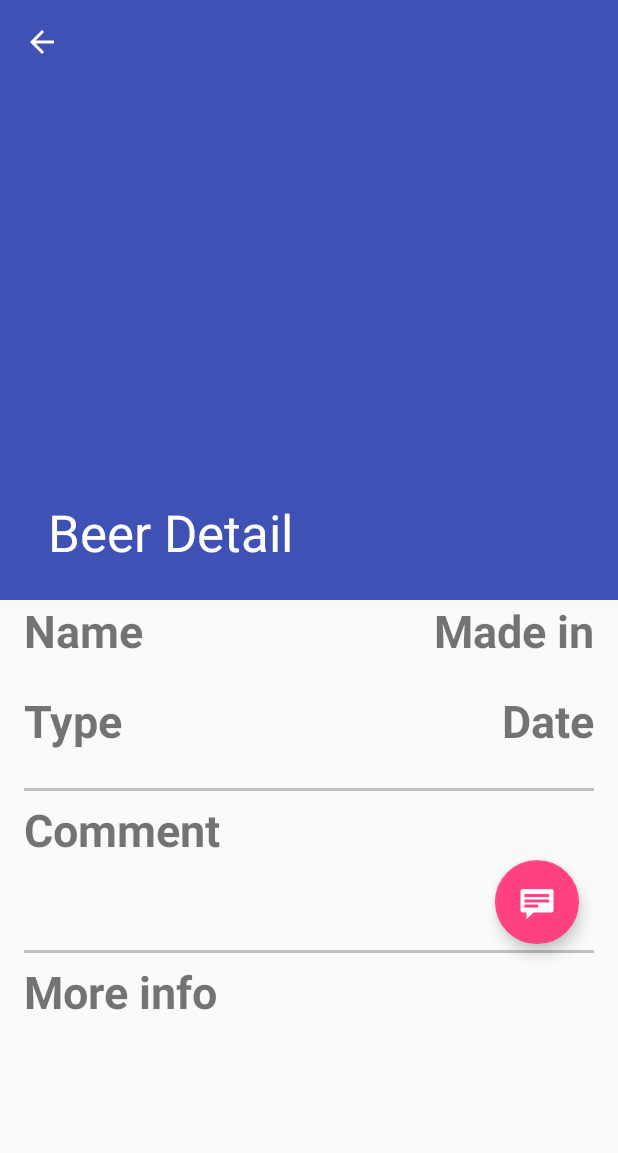
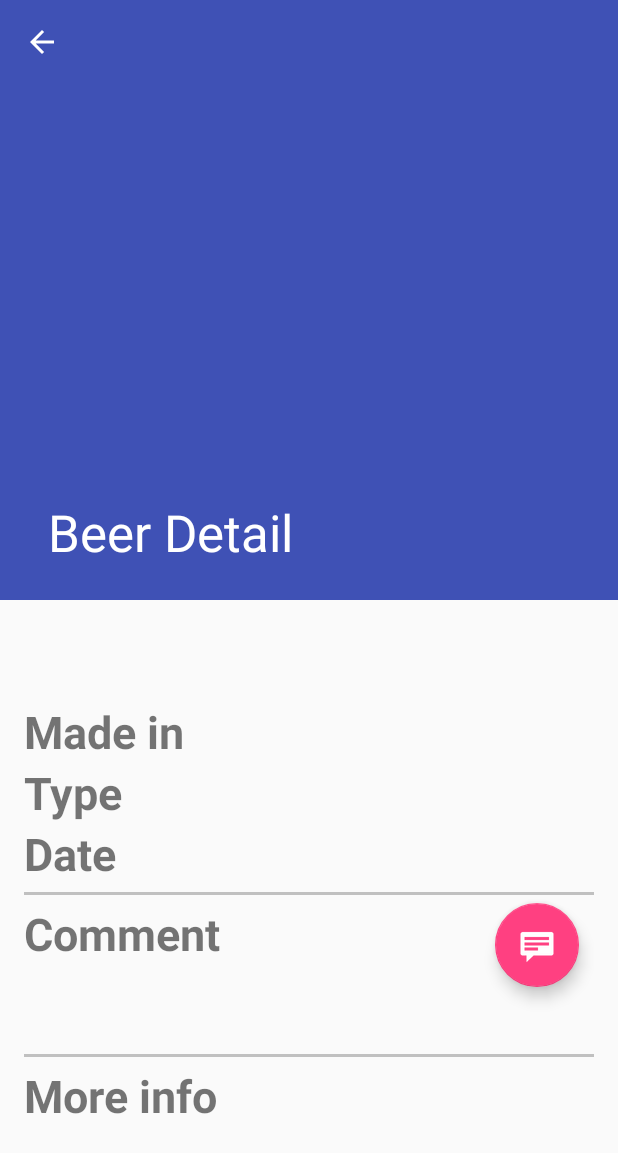
Before and after one commit to juan-filgueiras-rilo/IPM-P2, an Android app: the BeerDetailActivity screen opened directly, with no data from a screen before it, on a phone screen of 412 x 824 dp. Shown: the top 1153 px of the screen. Run offline under Robolectric (Android 15) with nearby library versions, the phone set to English and light mode, and no system bars; libraries missing offline, so code that uses them is left out: com.google.api.client, com.google.api.services, com.nostra13.universalimageloader; 7 statements that could not run were skipped.

Commit message:
cambiada la distribución visual de los detalles de una cerveza

```diff
--- a/Beers/app/src/main/java/es/udc/fic/ipm/beers/BeerDetailFragment.java
+++ b/Beers/app/src/main/java/es/udc/fic/ipm/beers/BeerDetailFragment.java
@@ -60,6 +60,7 @@ public class BeerDetailFragment extends Fragment {
     private static final String[] SCOPES = {SheetsScopes.SPREADSHEETS};
     ViewGroup viewGroup;
     ProgressBar mProgress;
+    private int previousETHeight = 0;
 
     /**
      * Mandatory empty constructor for the fragment manager to instantiate the
@@ -110,15 +111,6 @@ public class BeerDetailFragment extends Fragment {
 
 
         fab = (FloatingActionButton) rootView.findViewById(R.id.fab_message_detail);
-        //if (getResources().getConfiguration().orientation != 1)
-        //quiero que cuando los detalles se muestren en una única pantalla se oculte el botón
-        //que debería mostrarse cuando los detalles se están mostrando en pantalla doble, es
-        //decir, cuando la clase padre es BeerDetailActivity se oculta, y cuando es
-        //BeerListActivity, se muestran
-        if (!getActivity().getLocalClassName().equals("BeerDetailActivity"))
-            fab.setVisibility(View.VISIBLE);
-        else
-            fab.setVisibility(View.INVISIBLE);
 
         fab.setVisibility(View.VISIBLE);
 
@@ -126,12 +118,13 @@ public class BeerDetailFragment extends Fragment {
 
         //esta parte del código sólo se ejecuta cuadno estoy en la actividad BeerListActivity
         //cuando estoy en BeerDetailActivity, se meten los datos desde ahí
-
         fab.setOnClickListener(new View.OnClickListener() {
             @Override
             public void onClick(View view) {
+
                 //si estaba sin mostrar, lo mostramos
                 if (editText.getVisibility() == View.INVISIBLE) {
+                    previousETHeight = editText.getLayoutParams().height;
                     //adaptamos el tamaño al contenido y lo mostramos
                     editText.getLayoutParams().height = LinearLayout.LayoutParams.WRAP_CONTENT;
                     editText.setVisibility(View.VISIBLE);
@@ -154,7 +147,7 @@ public class BeerDetailFragment extends Fragment {
                     }
                     editText.setText("");
                     editText.setVisibility(View.INVISIBLE);
-                    editText.getLayoutParams().height = 100;
+                    editText.getLayoutParams().height = previousETHeight;
                 }
             }
             //cuando clicamos en el boton, actualizamos el comentario
@@ -188,6 +181,7 @@ public class BeerDetailFragment extends Fragment {
             ((TextView) rootView.findViewById(R.id.content_type)).setText(type);
             ((TextView) rootView.findViewById(R.id.content_comment)).setText(comment);
             ((TextView) rootView.findViewById(R.id.content_more_info)).setText(moreInfo);
+            //((TextView) rootView.findViewById(R.id.content_name)).setText(beer.getName());
 
 
             ImageView imageview = (ImageView) rootView.findViewById(R.id.beer_photo_viewer);
@@ -200,11 +194,9 @@ public class BeerDetailFragment extends Fragment {
             //si estoy en pantalla única, muestro la imagen en el toolbar, sino, la muestro
             //en un campo más, y lo mismo con los campos del nombre, si estoy en modo unica
             //pantalla los oculto, sino, los muestro
-            TextView textViewNameTitle = (TextView) rootView.findViewById(R.id.title_name);
             TextView textViewNameContent = (TextView) rootView.findViewById(R.id.content_name);
             if (toolbarImage != null) {
                 imageLoader.displayImage(beer.getPhotoURL(), toolbarImage);
-                textViewNameTitle.getLayoutParams().height = 0;
                 textViewNameContent.getLayoutParams().height = 0;
             } else {
                 textViewNameContent.setText(beer.getName());
--- a/Beers/app/src/main/res/layout/activity_beer_detail.xml
+++ b/Beers/app/src/main/res/layout/activity_beer_detail.xml
@@ -50,27 +50,11 @@
         android:id="@+id/beer_detail_container"
         android:layout_width="match_parent"
         android:layout_height="wrap_content"
+        android:layout_gravity="fill_vertical"
         app:layout_behavior="@string/appbar_scrolling_view_behavior">
 
 
     </android.support.v4.widget.NestedScrollView>
 
 
-    <EditText
-        android:id="@+id/comment_edit_text"
-        android:layout_width="310dp"
-        android:layout_height="wrap_content"
-        android:layout_marginTop="5dp"
-        android:layout_marginLeft="10dp"
-        app:layout_behavior="@string/appbar_scrolling_view_behavior"
-        android:background="@drawable/edit_text_style"
-        android:hint="@string/write_your_comment"
-        android:padding="20dp"
-        android:visibility="invisible" />
-
-
-
-
-
-
 </android.support.design.widget.CoordinatorLayout>
--- a/Beers/app/src/main/res/layout/beer_detail.xml
+++ b/Beers/app/src/main/res/layout/beer_detail.xml
@@ -15,7 +15,7 @@
         android:layout_width="match_parent"
         android:layout_height="wrap_content"
         android:fillViewport="true"
-        android:scrollbars="vertical"
+        android:scrollbars="none"
         app:layout_behavior="@string/appbar_scrolling_view_behavior">
 
 
@@ -24,7 +24,7 @@
             xmlns:tools="http://schemas.android.com/tools"
             xmlns:android="http://schemas.android.com/apk/res/android"
             android:layout_width="match_parent"
-            android:layout_height="match_parent"
+            android:layout_height="wrap_content"
             android:layout_marginLeft="16dp"
             android:layout_marginRight="16dp"
             android:baselineAligned="false"
@@ -36,79 +36,120 @@
             <!-- Foto -->
             <ImageView
                 android:id="@+id/beer_photo_viewer"
-                android:layout_width="wrap_content"
+                android:layout_width="match_parent"
                 android:layout_height="wrap_content"/>
-
-            <RelativeLayout
-                android:layout_width="match_parent"
-                android:layout_height="wrap_content"
-                android:id="@+id/container_pruebas"
-                android:layout_below="@id/beer_photo_viewer">
 
             <!-- Nombre -->
             <TextView
-                    android:id="@+id/title_name"
-                    android:layout_width="wrap_content"
+                android:id="@+id/content_name"
+                android:textSize="50dp"
+                android:layout_width="match_parent"
+                android:gravity="center"
                 android:layout_height="wrap_content"
-                    android:textSize="30dp"
-                    android:textStyle="bold"
-                    android:text="@string/beer_name"/>
-                <TextView
-                    android:id="@+id/content_name"
-                    android:layout_width="wrap_content"
+                android:layout_below="@id/beer_photo_viewer"/>
+
+
+
+            <!--
+            El layout gravity center y los margenes en los textviews
+            se hacen para que el texto se muestre y se alinee correctamente,
+            si no, en los textos de varias líneas, desaparece la ultima
+            -->
+            <LinearLayout
+                android:layout_width="match_parent"
                 android:layout_height="wrap_content"
-                    android:layout_below="@id/title_name" />
+                android:id="@+id/container_made_in"
+                android:orientation="horizontal"
+                android:layout_below="@id/content_name"
+                >
 
                     <!-- Origen -->
                     <TextView
                         android:id="@+id/title_made_in"
-                    android:layout_width="wrap_content"
+                        android:layout_width="0dp"
+                        android:layout_weight="1"
                         android:layout_height="wrap_content"
                         android:textSize="30dp"
-                    android:gravity="right|end"
+                        android:layout_gravity="center"
                         android:textStyle="bold"
-                    android:text="@string/beer_made_in"
-                    android:layout_alignParentRight="true"/>
+                        android:text="@string/beer_made_in"/>
                     <TextView
                         android:id="@+id/content_made_in"
-                    android:layout_width="wrap_content"
+                        android:layout_width="0dp"
+                        android:layout_weight="1"
+                        android:layout_gravity="center"
                         android:layout_height="wrap_content"
                         android:layout_below="@id/title_made_in"
-                    android:layout_alignParentRight="true"/>
+                        android:layout_marginTop="4dp"/>
+            </LinearLayout>
+
+            <!--
+            El layout gravity center y los margenes en los textviews
+            se hacen para que el texto se muestre y se alinee correctamente,
+            si no, en los textos de varias líneas, desaparece la ultima
+            -->
+            <LinearLayout
+                android:layout_width="match_parent"
+                android:layout_height="wrap_content"
+                android:id="@+id/container_type"
+                android:orientation="horizontal"
+                android:layout_below="@id/container_made_in">
 
                     <!-- Clase -->
                     <TextView
                         android:id="@+id/title_type"
-                    android:layout_width="wrap_content"
+                        android:layout_width="0dp"
+                        android:layout_weight="1"
                         android:layout_height="wrap_content"
                         android:textSize="30dp"
+                        android:layout_gravity="center"
                         android:textStyle="bold"
                         android:text="@string/beer_type"
                         android:layout_below="@id/content_made_in" />
                     <TextView
                         android:id="@+id/content_type"
-                    android:layout_width="wrap_content"
+                        android:layout_width="0dp"
+                        android:layout_weight="1"
+                        android:layout_gravity="center"
                         android:layout_height="wrap_content"
-                    android:layout_below="@id/title_type" />
+                        android:layout_below="@id/title_type"
+                        android:layout_marginTop="4dp"
+                        />
+            </LinearLayout>
+
+            <!--
+            El layout gravity center y los margenes en los textviews
+            se hacen para que el texto se muestre y se alinee correctamente,
+            si no, en los textos de varias líneas, desaparece la ultima
+            -->
+            <LinearLayout
+                android:layout_width="match_parent"
+                android:layout_height="wrap_content"
+                android:id="@+id/container_date"
+                android:orientation="horizontal"
+                android:layout_below="@id/container_type">
 
                     <!-- Fecha -->
                     <TextView
                         android:id="@+id/title_date"
-                    android:layout_width="wrap_content"
+                        android:layout_width="0dp"
+                        android:layout_weight="1"
                         android:layout_height="wrap_content"
                         android:textSize="30dp"
+                        android:layout_gravity="center"
                         android:textStyle="bold"
                         android:text="@string/beer_date"
                         android:layout_below="@id/content_made_in"
                         android:layout_alignParentRight="true"/>
                     <TextView
                         android:id="@+id/content_date"
-                    android:layout_width="wrap_content"
+                        android:layout_width="0dp"
+                        android:layout_weight="1"
                         android:layout_height="wrap_content"
-                    android:layout_alignParentRight="true"
-                    android:layout_below="@id/title_date" />
-
-            </RelativeLayout>
+                        android:layout_gravity="center"
+                        android:layout_below="@id/title_date"
+                        android:layout_marginTop="4dp"/>
+            </LinearLayout>
 
 
 
@@ -125,7 +166,7 @@
                 android:layout_marginTop="5dp"
                 android:layout_marginBottom="5dp"
                 android:background="#c0c0c0"
-                android:layout_below="@id/container_pruebas"/>
+                android:layout_below="@id/container_date"/>
 
             <!-- Comentarios -->
             <TextView
@@ -174,7 +215,7 @@
                 app:srcCompat="@android:drawable/stat_notify_chat"
                 android:layout_marginBottom="10dp"
                 android:layout_marginRight="10dp"
-                android:layout_below="@id/title_comment"/>
+                android:layout_below="@id/horizontal_line1"/>
 
             <!-- Linea horizontal -->
             <View
```
Lines whose indentation alone changed are shown as unchanged.
